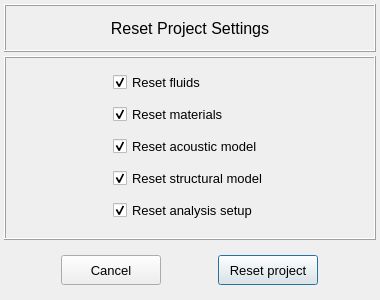
Old version of the form pulse/interface/data/ui_files/project/reset_project.ui in the repository open-pulse/OpenPulse.
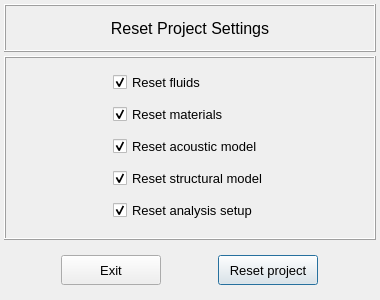
New version of the form.

Commit message: Replace the button text "Cancel" by "Exit"

```diff
--- a/pulse/interface/data/ui_files/project/reset_project.ui
+++ b/pulse/interface/data/ui_files/project/reset_project.ui
@@ -309,7 +309,7 @@
          <string notr="true"/>
         </property>
         <property name="text">
-         <string>Cancel</string>
+         <string>Exit</string>
         </property>
         <property name="autoDefault">
          <bool>false</bool>
```
The commit also changes 75 other files.
